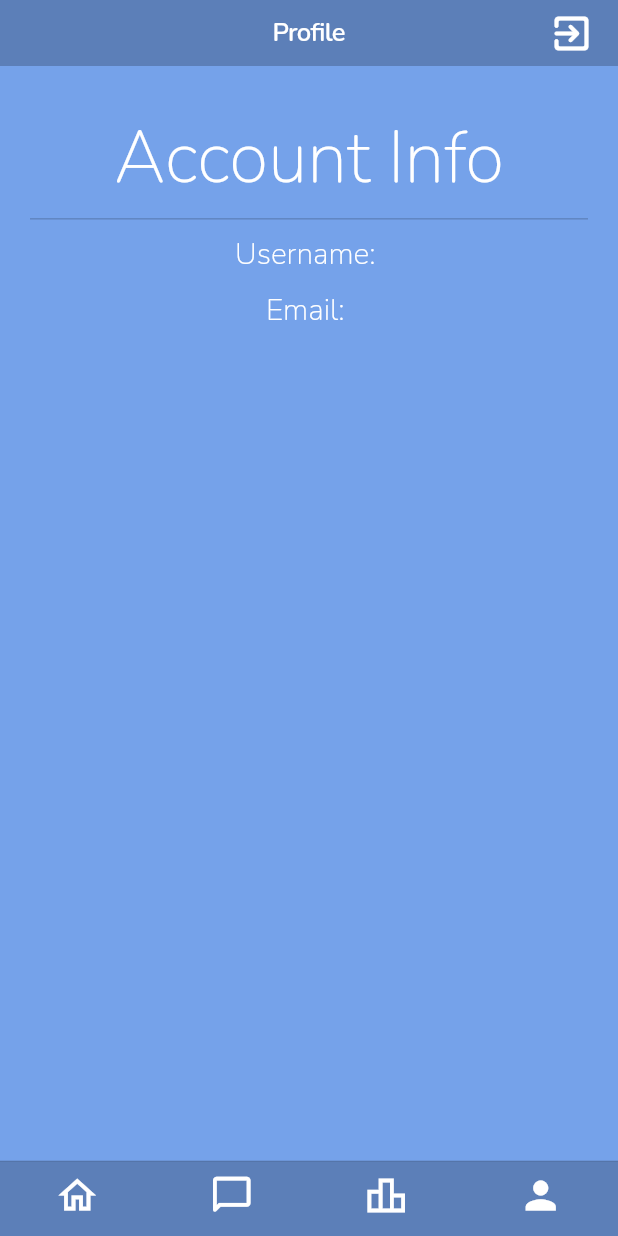
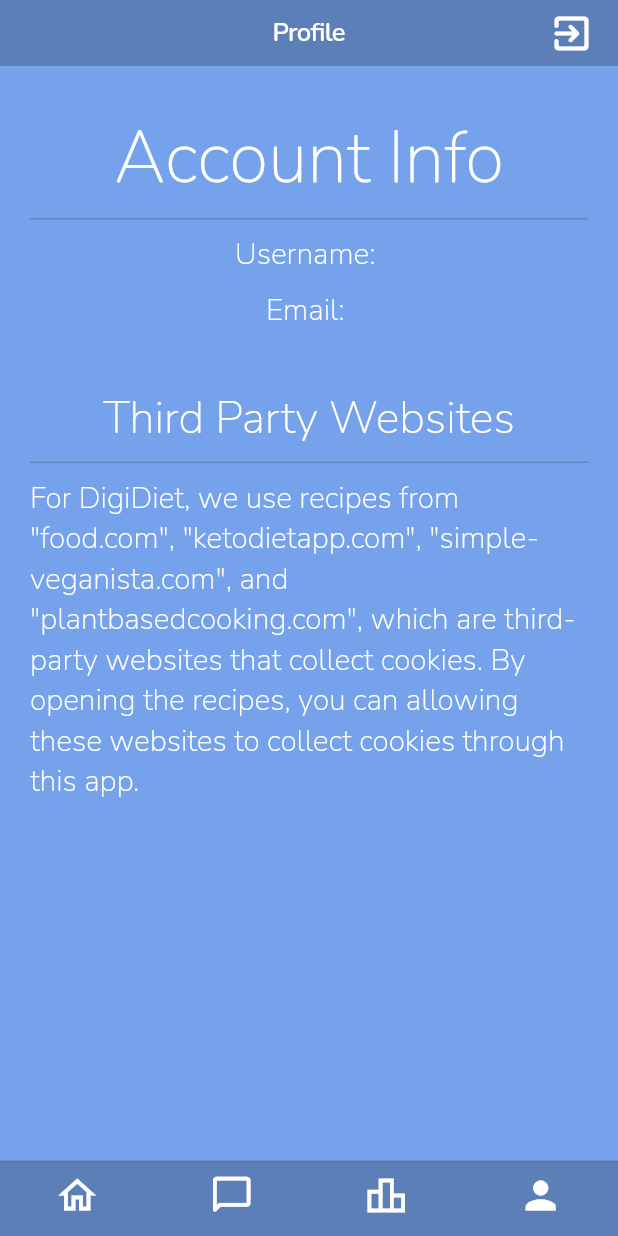
Before and after one commit to mihir-chauhan/DigiHealth, a Flutter app: the screen it shows once a user with an empty profile is signed in, item 4 of the bottom bar chosen, on a phone screen of 412 x 824 dp. Run offline on Flutter 3.47's test engine with Material 2 defaults, Android fonts, the phone set to English and light mode, and no system bars; drawn by our look-alikes of auto_size_text; our stand-ins replace animated_text_kit, cloud_firestore, date_picker_timeline, email_validator, firebase_auth, firebase_core and 9 more; missing offline and left inert: app_tracking_transparency, chat_list, draw_graph, flutter_dropdown_alert, grouped_buttons, health_kit and 7 more; accounts and stored records are empty.

Commit message:
Updated DigiDiet for Requesting Permission to track cookies through 3rd party website and added it to Profile page as well

```diff
--- a/innovation_challenge/lib/digidietPage.dart
+++ b/innovation_challenge/lib/digidietPage.dart
@@ -1,4 +1,5 @@
 import 'package:DigiHealth/provider_widget.dart';
+import 'package:app_tracking_transparency/app_tracking_transparency.dart';
 import 'package:auto_size_text/auto_size_text.dart';
 import 'package:draw_graph/draw_graph.dart';
 import 'package:draw_graph/models/feature.dart';
@@ -7,6 +8,7 @@ import 'package:flutter/material.dart';
 import 'package:flutter/cupertino.dart';
 import 'package:DigiHealth/appPrefs.dart';
 import 'package:date_picker_timeline/date_picker_timeline.dart';
+import 'package:keyboard_actions/external/platform_check/platform_check.dart';
 import 'package:keyboard_actions/keyboard_actions.dart';
 import 'package:multi_charts/multi_charts.dart';
 import 'package:firebase_database/firebase_database.dart';
@@ -525,7 +527,21 @@ class _DigiDietPageState extends State<DigiDietPage> {
                                   fontSize: 17.0,
                                   fontWeight: FontWeight.bold)),
                           onPressed: () async {
-                            _launchURL(breakfastLinkList[dayofweek]);
+                            if(PlatformCheck.isAndroid) {
+                              _launchURL(breakfastLinkList[dayofweek]);
+                            } else {
+                              if (await AppTrackingTransparency.trackingAuthorizationStatus ==
+                                  TrackingStatus.notDetermined || await AppTrackingTransparency.trackingAuthorizationStatus ==
+                                  TrackingStatus.denied) {
+                                await AppTrackingTransparency.requestTrackingAuthorization();
+                                final uuid = await AppTrackingTransparency.getAdvertisingIdentifier();
+                                if (!uuid.toString().contains("00000000-0000-0000-0000-000000000000")) {
+                                  _launchURL(breakfastLinkList[dayofweek]);
+                                }
+                              } else {
+                                _launchURL(breakfastLinkList[dayofweek]);
+                              }
+                            }
                           },
                         ),
                       ),
--- a/innovation_challenge/lib/profilePage.dart
+++ b/innovation_challenge/lib/profilePage.dart
@@ -1,5 +1,6 @@
 import 'package:DigiHealth/provider_widget.dart';
 import 'package:DigiHealth/services/auth_service.dart';
+import 'package:auto_size_text/auto_size_text.dart';
 import 'package:firebase_auth/firebase_auth.dart';
 import 'package:flutter/cupertino.dart';
 import 'package:flutter/material.dart';
@@ -13,6 +14,7 @@ class ProfilePage extends StatefulWidget {
 class _ProfilePageState extends State<ProfilePage> {
   String username = "Loading";
   String email = "Loading";
+
   @override
   Widget build(BuildContext context) {
     final _width = MediaQuery.of(context).size.width;
@@ -25,8 +27,7 @@ class _ProfilePageState extends State<ProfilePage> {
             transitionBetweenRoutes: false,
             heroTag: "profilePage",
             middle: Text("Profile",
-                style: TextStyle(
-                    color: Colors.white, fontFamily: 'Nunito')),
+                style: TextStyle(color: Colors.white, fontFamily: 'Nunito')),
             backgroundColor: secondaryColor,
             leading: GestureDetector(
               child: Icon(
@@ -37,9 +38,7 @@ class _ProfilePageState extends State<ProfilePage> {
             trailing: GestureDetector(
               onTap: () async {
                 try {
-                  AuthService auth = Provider
-                      .of(context)
-                      .auth;
+                  AuthService auth = Provider.of(context).auth;
                   await auth.signOut();
                 } catch (e) {
                   print(e);
@@ -93,7 +92,38 @@ class _ProfilePageState extends State<ProfilePage> {
                           fontSize: 20,
                           color: Colors.white,
                           fontFamily: 'Nunito',
-                              fontWeight: FontWeight.w200))
+                          fontWeight: FontWeight.w200)),
+                  SizedBox(height: 30),
+                  SizedBox(
+                    height: _height * 0.01,
+                  ),
+                  AutoSizeText("Third Party Websites",
+                      maxLines: 1,
+                      style: TextStyle(
+                          fontSize: 30,
+                          color: Colors.white,
+                          fontFamily: 'Nunito',
+                          fontWeight: FontWeight.w200)),
+                  SizedBox(
+                    height: _height * 0.01,
+                  ),
+                  Container(
+                    width: _width,
+                    height: _height * 0.001,
+                    color: secondaryColor,
+                  ),
+                  SizedBox(
+                    height: 10,
+                  ),
+                  AutoSizeText(
+                      "For DigiDiet, we use recipes from \"food.com\", \"ketodietapp.com\", \"simple-veganista.com\", and \"plantbasedcooking.com\", which are third-party websites that collect cookies. By opening the recipes, you can allowing these websites to collect cookies through this app.",
+                      style: TextStyle(
+                          fontSize: 20,
+                          color: Colors.white,
+                          fontFamily: 'Nunito',
+                          fontWeight: FontWeight.w200),
+                      maxFontSize: 25,
+                      minFontSize: 20,)
                 ],
               ),
             )),
--- a/innovation_challenge/pubspec.yaml
+++ b/innovation_challenge/pubspec.yaml
@@ -59,6 +59,7 @@ dependencies:
   heatmap_calendar: ^1.2.8
   slide_countdown_clock: ^1.0.3
   flip_card: ^0.5.0
+  app_tracking_transparency: ^2.0.1
 
 flutter_icons:
   image_path: "assets/DigiHealthLogo.png"
```
Also changed, not shown: innovation_challenge/pubspec.lock, 1 other file. Lines whose indentation alone changed are shown as unchanged.
